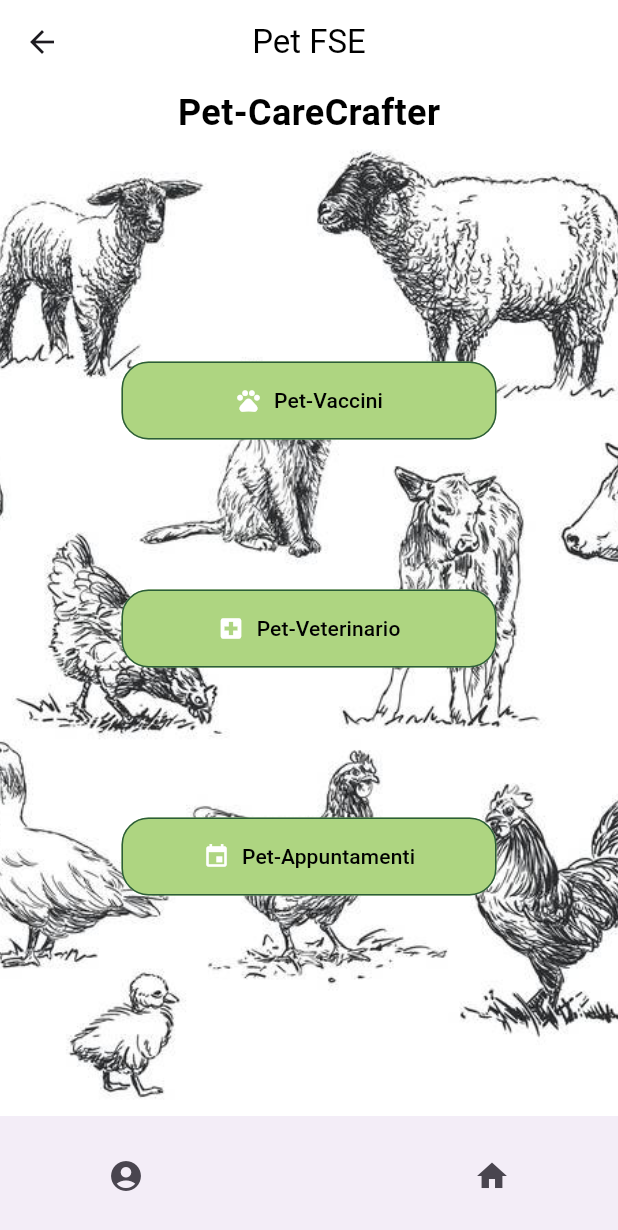
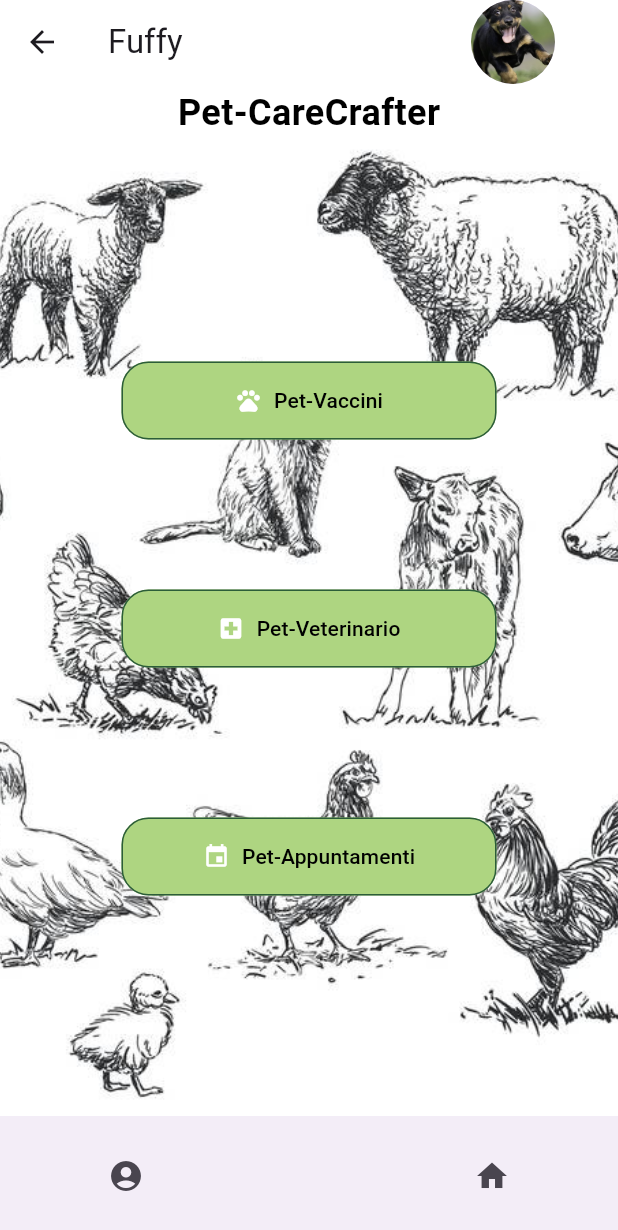
Before and after one commit to Lockyleo1/CareCrafter, a Flutter app: the PetCareCrafterPage screen opened directly, after a tap on "Fuffy", on a phone screen of 412 x 824 dp. Shown: the top 1230 px of the screen. Run offline on Flutter 3.47's test engine with Material 3 defaults, Android fonts, the phone set to English and light mode, and no system bars; our stand-ins replace image_picker, table_calendar.

Commit message:
Modifiche alle pagine petFSE e PetHomePage

```diff
--- a/care_crafter/lib/screens/PetHomePage.dart
+++ b/care_crafter/lib/screens/PetHomePage.dart
@@ -110,7 +110,7 @@ class _PetCareCrafterPageState extends State<PetCareCrafterPage> {
       onTap: () {
         Navigator.push(
           context,
-          MaterialPageRoute(builder: (context) => PetFSE()),
+          MaterialPageRoute(builder: (context) => PetFSE(userName: username, userImage: imagePath)),
         );
       },
       child: Column(
@@ -122,11 +122,9 @@ class _PetCareCrafterPageState extends State<PetCareCrafterPage> {
               border: Border.all(color: Colors.black),
               shape: BoxShape.circle,
               image: DecorationImage(
-              image: imagePath.contains("assets") == true
-                  ? AssetImage(imagePath)
-                  : (Image.file(File(imagePath)).image),
-              fit: BoxFit.cover,
-            ),
+                image: _getImageProvider(imagePath),
+                fit: BoxFit.cover,
+              ),
             ),
           ),
           SizedBox(height: 10),
@@ -142,4 +140,12 @@ class _PetCareCrafterPageState extends State<PetCareCrafterPage> {
       ),
     );
   }
+
+  ImageProvider<Object> _getImageProvider(String imagePath) {
+    if (imagePath.contains("assets")) {
+      return AssetImage(imagePath);
+    } else {
+      return FileImage(File(imagePath));
+    }
+  }
 }
--- a/care_crafter/lib/screens/petFSE.dart
+++ b/care_crafter/lib/screens/petFSE.dart
@@ -1,7 +1,13 @@
+import 'dart:io';
 import 'package:care_crafter/widgets/custom_bottom_navigation_bar.dart';
 import 'package:flutter/material.dart';
 
 class PetFSE extends StatelessWidget {
+  final String userName;
+  final String userImage;
+
+  PetFSE({required this.userName, required this.userImage});
+
   @override
   Widget build(BuildContext context) {
     return MaterialApp(
@@ -13,12 +19,18 @@ class PetFSE extends StatelessWidget {
               Navigator.of(context).pop();
             },
           ),
-          title: Text(
-            'Pet FSE',
-            style: TextStyle(color: Colors.black),
+          title: Text(userName),
+          actions: <Widget>[
+            Container(
+              child: CircleAvatar(
+            radius: 70.0,
+            backgroundImage:
+                _getImageProvider(userImage),
           ),
-          centerTitle: true,
+            ),
+          ],
           backgroundColor: Colors.white,
+          elevation: 0,
         ),
         body: Stack(
           children: [
@@ -127,4 +139,12 @@ class PetFSE extends StatelessWidget {
       ),
     );
   }
+
+  ImageProvider<Object> _getImageProvider(String imagePath) {
+    if (imagePath.contains("assets")) {
+      return AssetImage(imagePath);
+    } else {
+      return FileImage(File(imagePath));
+    }
+  }
 }
```
